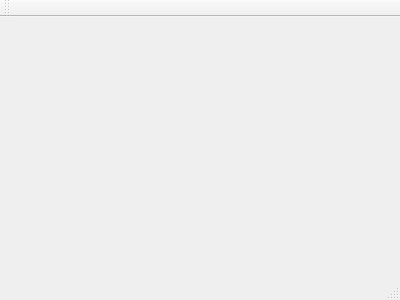
Qt form obsidian_gui/mainwindow.ui (SharKCS11/Obsidian) before a commit.
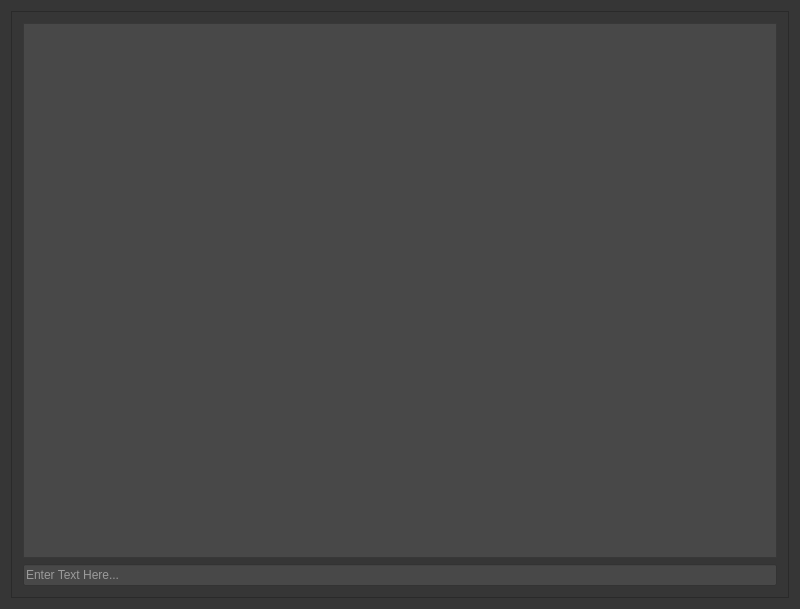
The same form after that commit.

Patch:
```diff
--- a/obsidian_gui/mainwindow.ui
+++ b/obsidian_gui/mainwindow.ui
@@ -1,24 +1,71 @@
 <ui version="4.0">
  <class>MainWindow</class>
- <widget class="QMainWindow" name="MainWindow" >
-  <property name="geometry" >
+ <widget class="QMainWindow" name="MainWindow">
+  <property name="geometry">
    <rect>
     <x>0</x>
     <y>0</y>
-    <width>400</width>
-    <height>300</height>
+    <width>800</width>
+    <height>609</height>
    </rect>
   </property>
   <property name="windowTitle" >
    <string>MainWindow</string>
   </property>
-  <widget class="QMenuBar" name="menuBar" />
-  <widget class="QToolBar" name="mainToolBar" />
-  <widget class="QWidget" name="centralWidget" />
-  <widget class="QStatusBar" name="statusBar" />
+  <property name="styleSheet">
+   <string notr="true">QWidget{background-color: rgb(54, 54, 54);}</string>
+  </property>
+  <widget class="QWidget" name="centralWidget">
+   <layout class="QHBoxLayout" name="horizontalLayout_2">
+    <item>
+     <widget class="QScrollArea" name="scrollArea">
+      <property name="widgetResizable">
+       <bool>true</bool>
+      </property>
+      <widget class="QWidget" name="scrollAreaWidgetContents">
+       <property name="geometry">
+        <rect>
+         <x>0</x>
+         <y>0</y>
+         <width>776</width>
+         <height>585</height>
+        </rect>
+       </property>
+       <layout class="QVBoxLayout" name="verticalLayout">
+        <item>
+         <widget class="QTextBrowser" name="textBrowser">
+          <property name="styleSheet">
+           <string notr="true">background-color: rgb(72, 72, 72);
+font: 10pt &quot;Arial&quot;;
+color: rgb(238, 238, 238);
+border-color: rgb(72, 72, 72);</string>
+          </property>
+         </widget>
+        </item>
+        <item>
+         <widget class="QLineEdit" name="lineEdit">
+          <property name="styleSheet">
+           <string notr="true">background-color: rgb(72, 72, 72);
+font: 10pt &quot;Arial&quot;;
+color: rgb(238, 238, 238);
+border-color: rgb(72, 72, 72);</string>
+          </property>
+          <property name="text">
+           <string/>
+          </property>
+          <property name="placeholderText">
+           <string>Enter Text Here...</string>
+          </property>
+         </widget>
+        </item>
+       </layout>
+      </widget>
+     </widget>
+    </item>
+   </layout>
+  </widget>
  </widget>
- <layoutDefault spacing="6" margin="11" />
- <pixmapfunction></pixmapfunction>
+ <layoutdefault spacing="6" margin="11"/>
  <resources/>
  <connections/>
 </ui>
```
Left out of the diff: 3 changed lines with no effect on the pictures.
